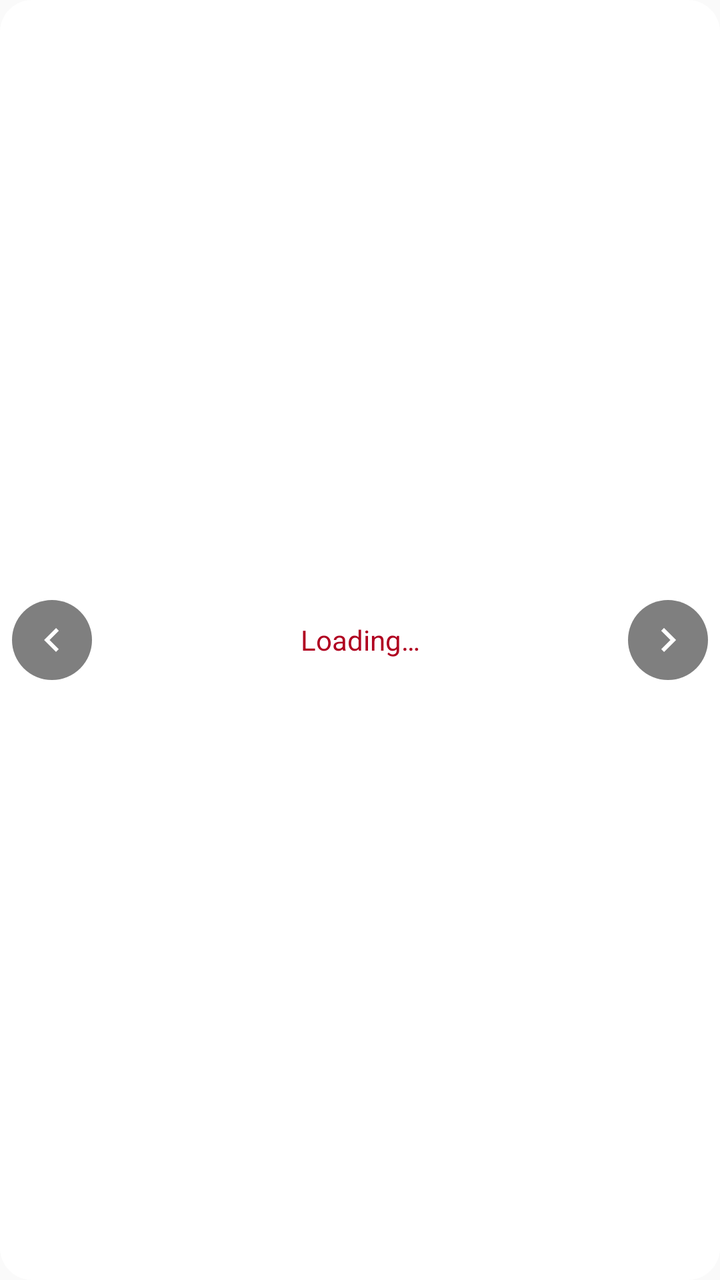
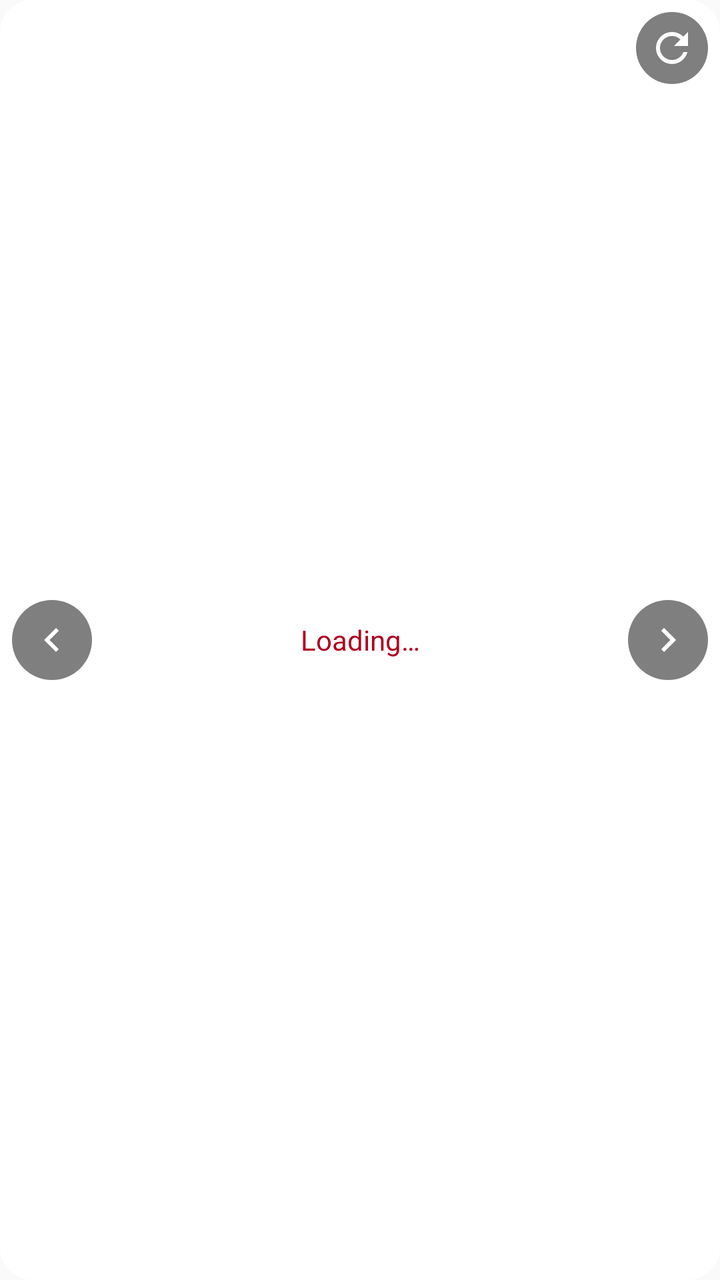

Compare the two renders of this Android layout. The source of the first and the diff that turns it into the second are given below.
<!-- AndroidManifest.xml: application theme Theme.WebWidget -->
<!-- res/layout/widget_web.xml -->
<?xml version="1.0" encoding="utf-8"?>
<FrameLayout xmlns:android="http://schemas.android.com/apk/res/android"
    android:id="@+id/widget_root"
    android:layout_width="match_parent"
    android:layout_height="match_parent"
    android:background="@drawable/widget_background">

    <StackView
        android:id="@+id/widget_stack"
        android:layout_width="match_parent"
        android:layout_height="match_parent"
        android:loopViews="true" />

    <TextView
        android:id="@+id/widget_empty"
        android:layout_width="match_parent"
        android:layout_height="match_parent"
        android:gravity="center"
        android:padding="12dp"
        android:textColor="@color/widget_error_text"
        android:textSize="14sp"
        android:text="@string/widget_loading" />

    <ImageButton
        android:id="@+id/widget_prev"
        android:layout_width="40dp"
        android:layout_height="40dp"
        android:layout_gravity="center_vertical|start"
        android:layout_marginStart="6dp"
        android:background="@drawable/nav_button_background"
        android:src="@drawable/ic_chevron_left"
        android:scaleType="centerInside"
        android:contentDescription="@string/widget_nav_prev" />

    <ImageButton
        android:id="@+id/widget_next"
        android:layout_width="40dp"
        android:layout_height="40dp"
        android:layout_gravity="center_vertical|end"
        android:layout_marginEnd="6dp"
        android:background="@drawable/nav_button_background"
        android:src="@drawable/ic_chevron_right"
        android:scaleType="centerInside"
        android:contentDescription="@string/widget_nav_next" />

</FrameLayout>
<!-- resources referenced by this layout -->
<resources>
  <color name="widget_error_text">#FFB00020</color>
  <!-- drawable ic_chevron_left (drawable) -->
  <?xml version="1.0" encoding="utf-8"?>
  <vector xmlns:android="http://schemas.android.com/apk/res/android"
      android:width="24dp"
      android:height="24dp"
      android:viewportWidth="24"
      android:viewportHeight="24">
      <path
          android:fillColor="#FFFFFFFF"
          android:pathData="M15.41,16.59L10.83,12l4.58,-4.59L14,6l-6,6 6,6 1.41,-1.41z" />
  </vector>
  <!-- drawable ic_chevron_right (drawable) -->
  <?xml version="1.0" encoding="utf-8"?>
  <vector xmlns:android="http://schemas.android.com/apk/res/android"
      android:width="24dp"
      android:height="24dp"
      android:viewportWidth="24"
      android:viewportHeight="24">
      <path
          android:fillColor="#FFFFFFFF"
          android:pathData="M8.59,16.59L13.17,12 8.59,7.41 10,6l6,6 -6,6 -1.41,-1.41z" />
  </vector>
  <!-- drawable nav_button_background (drawable) -->
  <?xml version="1.0" encoding="utf-8"?>
  <shape xmlns:android="http://schemas.android.com/apk/res/android"
      android:shape="oval">
      <solid android:color="#80000000" />
  </shape>
  <!-- drawable widget_background (drawable) -->
  <?xml version="1.0" encoding="utf-8"?>
  <shape xmlns:android="http://schemas.android.com/apk/res/android"
      android:shape="rectangle">
      <solid android:color="@color/widget_background" />
      <corners android:radius="16dp" />
  </shape>
  <string name="widget_loading">Loading…</string>
  <string name="widget_nav_next">Next page</string>
  <string name="widget_nav_prev">Previous page</string>
  <style name="Theme.WebWidget" parent="Theme.AppCompat.DayNight.NoActionBar" />
  <color name="widget_background">#FFFFFFFF</color>
</resources>

<!-- the commit's change to res/layout/widget_web.xml (unified diff, before → after) -->
@@ -43,4 +43,15 @@
         android:scaleType="centerInside"
         android:contentDescription="@string/widget_nav_next" />
 
+    <ImageButton
+        android:id="@+id/widget_refresh"
+        android:layout_width="36dp"
+        android:layout_height="36dp"
+        android:layout_gravity="top|end"
+        android:layout_margin="6dp"
+        android:background="@drawable/nav_button_background"
+        android:src="@drawable/ic_refresh"
+        android:scaleType="centerInside"
+        android:contentDescription="@string/widget_nav_refresh" />
+
 </FrameLayout>
<!-- resource entries referenced after the edit -->
@@ -23,6 +23,17 @@
           android:fillColor="#FFFFFFFF"
           android:pathData="M8.59,16.59L13.17,12 8.59,7.41 10,6l6,6 -6,6 -1.41,-1.41z" />
   </vector>
+  <!-- drawable ic_refresh (drawable) -->
+  <?xml version="1.0" encoding="utf-8"?>
+  <vector xmlns:android="http://schemas.android.com/apk/res/android"
+      android:width="24dp"
+      android:height="24dp"
+      android:viewportWidth="24"
+      android:viewportHeight="24">
+      <path
+          android:fillColor="#FFFFFFFF"
+          android:pathData="M17.65,6.35C16.2,4.9 14.21,4 12,4c-4.42,0 -7.99,3.58 -7.99,8s3.57,8 7.99,8c3.73,0 6.84,-2.55 7.73,-6h-2.08c-0.82,2.33 -3.04,4 -5.65,4 -3.31,0 -6,-2.69 -6,-6s2.69,-6 6,-6c1.66,0 3.14,0.69 4.22,1.78L13,11h7V4l-2.35,2.35z" />
+  </vector>
   <!-- drawable nav_button_background (drawable) -->
   <?xml version="1.0" encoding="utf-8"?>
   <shape xmlns:android="http://schemas.android.com/apk/res/android"
@@ -39,6 +50,7 @@
   <string name="widget_loading">Loading…</string>
   <string name="widget_nav_next">Next page</string>
   <string name="widget_nav_prev">Previous page</string>
+  <string name="widget_nav_refresh">Refresh current page</string>
   <style name="Theme.WebWidget" parent="Theme.AppCompat.DayNight.NoActionBar" />
   <color name="widget_background">#FFFFFFFF</color>
 </resources>
